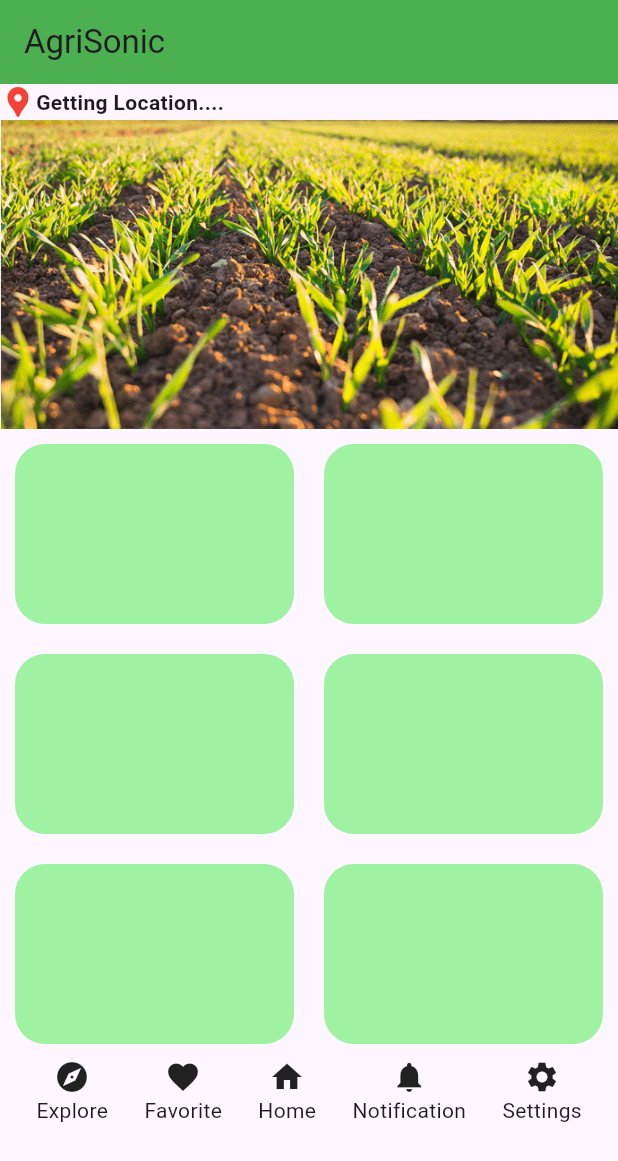
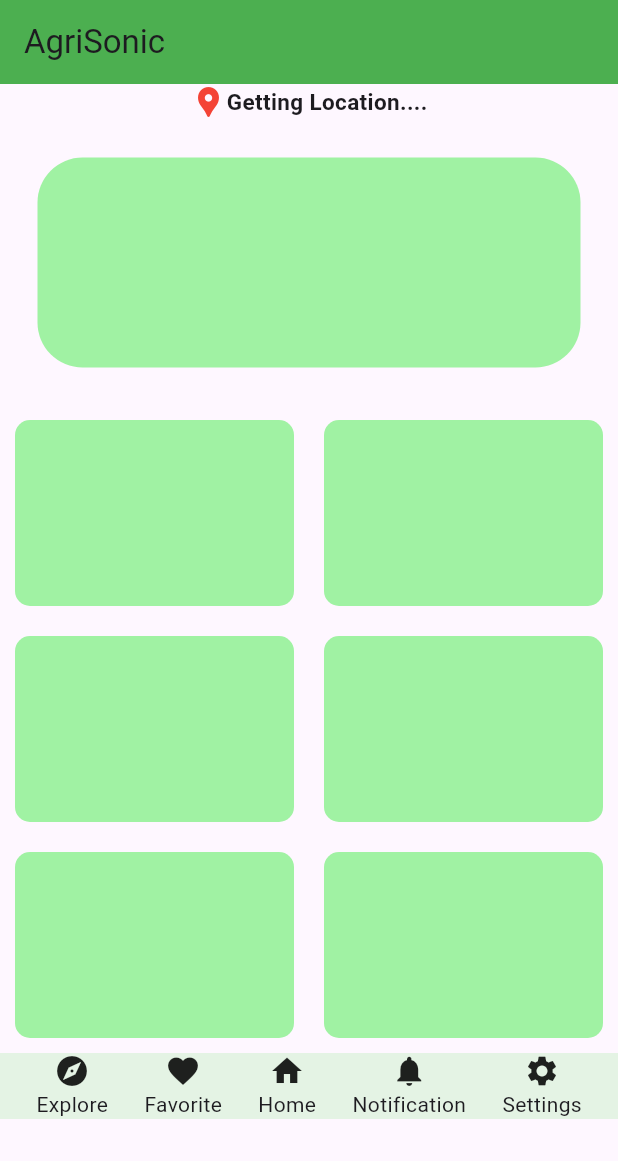
Before and after one commit to BukenyaAbdusalaam/agri_demo_page, a Flutter app: the screen it shows after launch, on a phone screen of 412 x 824 dp. Shown: the top 1161 px of the screen. Run offline on Flutter 3.47's test engine with Material 3 defaults, Android fonts, the phone set to English and light mode, and no system bars.

Commit message:
lets call it a day

```diff
--- a/lib/main.dart
+++ b/lib/main.dart
@@ -18,6 +18,7 @@ class Agri_demo extends StatelessWidget {
       body: Column(
         children: [
           Row(
+            mainAxisAlignment: MainAxisAlignment.center,
             children: [
               Icon(
                 Icons.location_pin,
@@ -25,13 +26,23 @@ class Agri_demo extends StatelessWidget {
               ),
               Text(
                 'Getting Location....',
-                style: TextStyle(fontWeight: FontWeight.bold),
+                style: TextStyle(fontWeight: FontWeight.bold, fontSize: 15.0),
               ),
             ],
           ),
-          Image.asset(
-            'assets/plant.png',
-            // height: 150.0,
+          Row(
+            children: [
+              Expanded(
+                child: Container(
+                  margin: const EdgeInsets.all(25.0),
+                  width: 48.0,
+                  height: 140.0,
+                  decoration: BoxDecoration(
+                      color: Color.fromARGB(255, 160, 242, 163),
+                      borderRadius: BorderRadius.all(Radius.circular(30.0))),
+                ),
+              )
+            ],
           ),
           Row(
             mainAxisAlignment: MainAxisAlignment.spaceEvenly,
@@ -40,20 +51,20 @@ class Agri_demo extends StatelessWidget {
                 child: Container(
                   margin: const EdgeInsets.all(10.0),
                   width: 48.0,
-                  height: 120.0,
+                  height: 124.0,
                   decoration: BoxDecoration(
                       color: Color.fromARGB(255, 160, 242, 163),
-                      borderRadius: BorderRadius.all(Radius.circular(20.0))),
+                      borderRadius: BorderRadius.all(Radius.circular(10.0))),
                 ),
               ),
               Expanded(
                 child: Container(
                   margin: const EdgeInsets.all(10.0),
                   width: 48.0,
-                  height: 120.0,
+                  height: 124.0,
                   decoration: BoxDecoration(
                       color: Color.fromARGB(255, 160, 242, 163),
-                      borderRadius: BorderRadius.all(Radius.circular(20.0))),
+                      borderRadius: BorderRadius.all(Radius.circular(10.0))),
                 ),
               ),
             ],
@@ -65,20 +76,20 @@ class Agri_demo extends StatelessWidget {
                 child: Container(
                   margin: const EdgeInsets.all(10.0),
                   width: 48.0,
-                  height: 120.0,
+                  height: 124.0,
                   decoration: BoxDecoration(
                       color: Color.fromARGB(255, 160, 242, 163),
-                      borderRadius: BorderRadius.all(Radius.circular(20.0))),
+                      borderRadius: BorderRadius.all(Radius.circular(10.0))),
                 ),
               ),
               Expanded(
                 child: Container(
                   margin: const EdgeInsets.all(10.0),
                   width: 48.0,
-                  height: 120.0,
+                  height: 124.0,
                   decoration: BoxDecoration(
                       color: Color.fromARGB(255, 160, 242, 163),
-                      borderRadius: BorderRadius.all(Radius.circular(20.0))),
+                      borderRadius: BorderRadius.all(Radius.circular(10.0))),
                 ),
               ),
             ],
@@ -90,27 +101,29 @@ class Agri_demo extends StatelessWidget {
                 child: Container(
                   margin: const EdgeInsets.all(10.0),
                   width: 48.0,
-                  height: 120.0,
+                  height: 124.0,
                   decoration: BoxDecoration(
                       color: Color.fromARGB(255, 160, 242, 163),
-                      borderRadius: BorderRadius.all(Radius.circular(20.0))),
+                      borderRadius: BorderRadius.all(Radius.circular(10.0))),
                 ),
               ),
               Expanded(
                 child: Container(
                   margin: const EdgeInsets.all(10.0),
                   width: 48.0,
-                  height: 120.0,
+                  height: 124.0,
                   decoration: BoxDecoration(
                       color: Color.fromARGB(255, 160, 242, 163),
-                      borderRadius: BorderRadius.all(Radius.circular(20.0))),
+                      borderRadius: BorderRadius.all(Radius.circular(10.0))),
                 ),
               ),
             ],
           ),
-          Row(
+          Container(
+            color: Color.fromARGB(255, 228, 243, 228),
+            child: Row(
               mainAxisAlignment: MainAxisAlignment.spaceEvenly,
-            // crossAxisAlignment: CrossAxisAlignment.end,
+              crossAxisAlignment: CrossAxisAlignment.end,
               children: [
                 Column(
                   children: [Icon(Icons.explore), Text('Explore')],
@@ -128,6 +141,7 @@ class Agri_demo extends StatelessWidget {
                   children: [Icon(Icons.settings), Text('Settings')],
                 )
               ],
+            ),
           )
         ],
       ),
```
Lines whose indentation alone changed are shown as unchanged.
